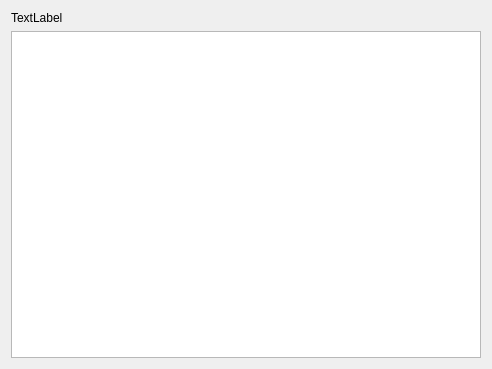
This is SEGUIApp/Resources/QtUi/ConnectionTab.ui in wdznak/SEGUIApp as Qt 5 draws it before an edit. The edited form follows.
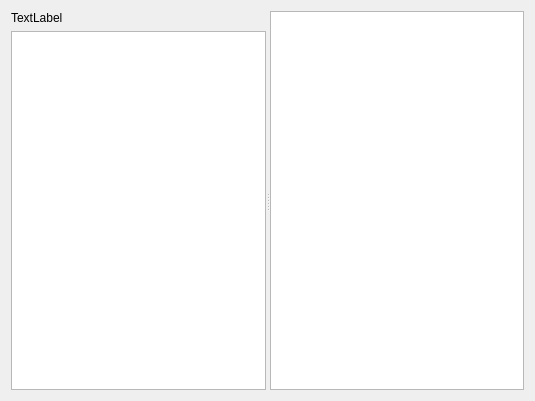
This is the edited form.

Commit message: Implement Order Book view widget

Diff of the .ui file:
```diff
--- a/SEGUIApp/Resources/QtUi/ConnectionTab.ui
+++ b/SEGUIApp/Resources/QtUi/ConnectionTab.ui
@@ -6,8 +6,8 @@
    <rect>
     <x>0</x>
     <y>0</y>
-    <width>492</width>
-    <height>369</height>
+    <width>535</width>
+    <height>401</height>
    </rect>
   </property>
   <property name="windowTitle">
@@ -15,6 +15,13 @@
   </property>
   <layout class="QVBoxLayout" name="verticalLayout_2">
    <item>
+    <widget class="QSplitter" name="splitter">
+     <property name="orientation">
+      <enum>Qt::Horizontal</enum>
+     </property>
+     <widget class="QWidget" name="verticalLayoutWidget">
+      <layout class="QVBoxLayout" name="lTopVLayout">
+       <item>
     <widget class="QLabel" name="connectionLabel">
      <property name="text">
       <string>TextLabel</string>
@@ -23,6 +30,17 @@
    </item>
    <item>
     <widget class="QTableView" name="recentTradesView"/>
+       </item>
+      </layout>
+     </widget>
+     <widget class="QWidget" name="verticalLayoutWidget_2">
+      <layout class="QVBoxLayout" name="rTopVLayout">
+       <item>
+        <widget class="QTableView" name="bookDepthView"/>
+       </item>
+      </layout>
+     </widget>
+    </widget>
    </item>
   </layout>
  </widget>
```
Lines whose indentation alone changed are shown as unchanged. The commit also changes 23 other files.
